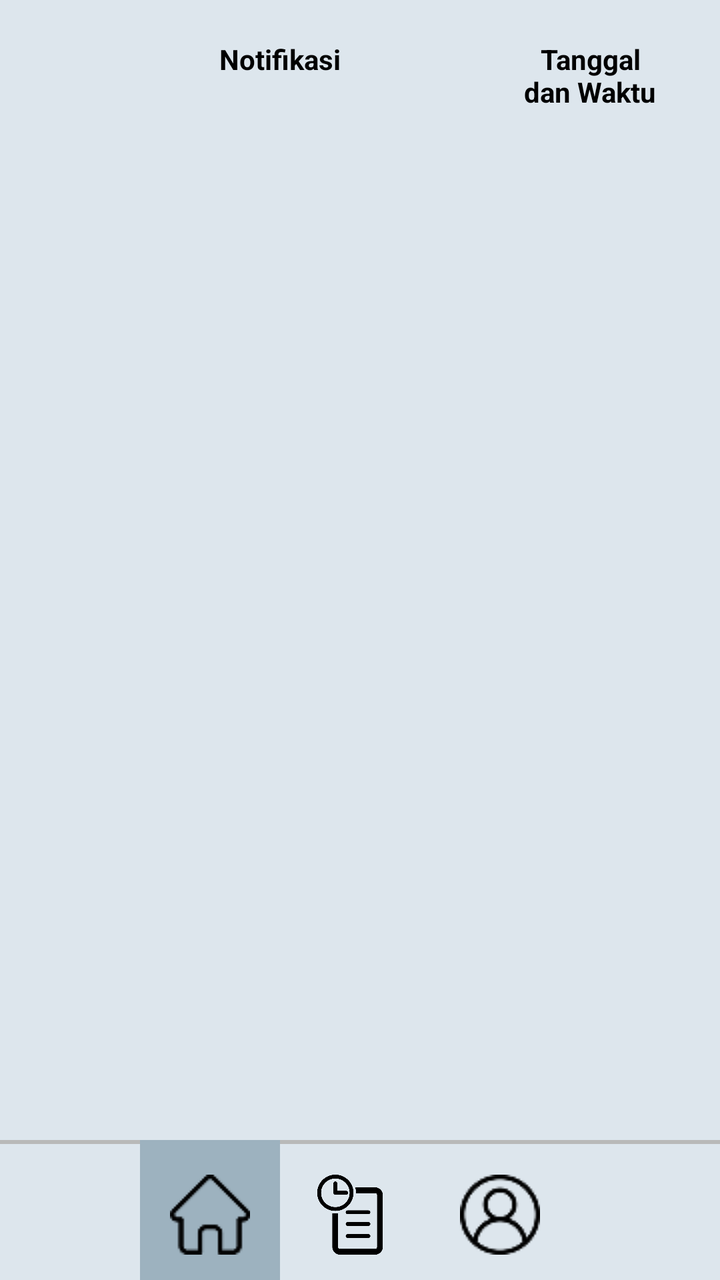
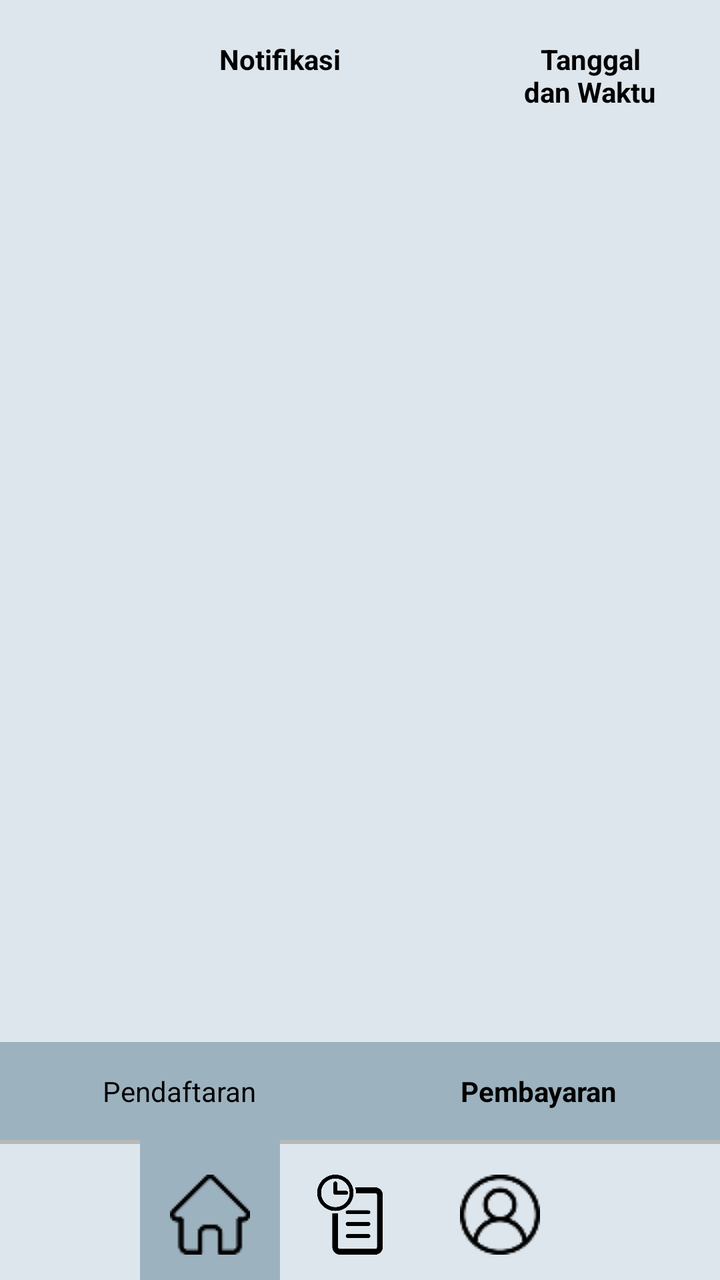

The first picture is an Android layout as it rendered before a commit; the second is the same layout after the commit. The layout source and the unified diff follow.
<!-- AndroidManifest.xml: application theme Theme.Skripsi -->
<!-- res/layout/activity_home_page_asuransi_pembayaran.xml -->
<?xml version="1.0" encoding="utf-8"?>
<RelativeLayout xmlns:android="http://schemas.android.com/apk/res/android"
    xmlns:app="http://schemas.android.com/apk/res-auto"
    xmlns:tools="http://schemas.android.com/tools"
    android:id="@+id/main"
    android:layout_width="match_parent"
    android:layout_height="match_parent"
    tools:context=".HomePageAsuransiPembayaran"
    android:background="#DDE6ED">

    <LinearLayout
        android:layout_width="match_parent"
        android:layout_height="wrap_content"
        android:orientation="horizontal"
        android:paddingHorizontal="30dp"
        android:paddingVertical="20dp"
        android:id="@+id/info"
        >

        <TextView
            android:layout_width="match_parent"
            android:layout_height="wrap_content"
            android:layout_weight="1"
            android:textColor="@color/black"
            android:layout_marginRight="5dp"
            android:text="@string/notifikasi"
            android:textAlignment="center"
            android:textStyle="bold"
            />

        <TextView
            android:layout_width="match_parent"
            android:layout_height="wrap_content"
            android:layout_weight="3"
            android:textColor="@color/black"
            android:layout_marginLeft="5dp"
            android:text="@string/waktu"
            android:textAlignment="center"
            android:textStyle="bold"
            />

    </LinearLayout>


    <androidx.recyclerview.widget.RecyclerView
        android:layout_width="match_parent"
        android:layout_height="wrap_content"
        android:id="@+id/rvView"
        android:layout_below="@+id/info"
        />

    <LinearLayout
        android:layout_width="match_parent"
        android:layout_height="wrap_content"
        android:orientation="horizontal"
        android:layout_above="@+id/footer"
        android:background="#9DB2BF"
        android:id="@+id/pilihan"
        android:visibility="gone">

        <TextView
            android:layout_width="wrap_content"
            android:layout_height="wrap_content"
            android:text="@string/pendaftaran"
            android:textColor="@color/black"
            android:layout_marginVertical="10dp"
            android:layout_weight="1"
            android:padding="5dp"
            android:id="@+id/pendaftaran"
            android:textAlignment="center"
            android:textStyle="bold"
            />


        <TextView
            android:layout_width="wrap_content"
            android:layout_height="wrap_content"
            android:text="@string/pembayaran"
            android:textColor="@color/black"
            android:padding="5dp"
            android:layout_marginVertical="10dp"
            android:id="@+id/pembayaran"
            android:layout_weight="1"
            android:textAlignment="center"
            android:textStyle="bold"
            />
    </LinearLayout>

    
    <RelativeLayout
        android:layout_width="match_parent"
        android:layout_height="70dp"
        android:layout_alignParentBottom="true"
        android:gravity="center"
        android:background="@drawable/footer"
        android:id="@+id/footer"
        >


        <LinearLayout
            android:layout_width="wrap_content"
            android:layout_height="match_parent"
            android:orientation="horizontal"
            >

            <LinearLayout
                android:layout_width="wrap_content"
                android:layout_height="match_parent"
                android:background="#9DB2BF"
                android:gravity="center"
                android:orientation="vertical"
                android:paddingHorizontal="15dp">

                <androidx.appcompat.widget.AppCompatButton
                    android:layout_width="40dp"
                    android:layout_height="40dp"
                    android:background="@drawable/home"
                    android:id="@+id/btnHome"
                    />
            </LinearLayout>

            <LinearLayout
                android:layout_width="wrap_content"
                android:layout_height="match_parent"
                android:gravity="center"
                android:orientation="vertical"
                android:paddingHorizontal="15dp">

                <androidx.appcompat.widget.AppCompatButton
                    android:layout_width="40dp"
                    android:layout_height="40dp"
                    android:background="@drawable/history_asuransi"
                    android:id="@+id/btnHistory"
                    />
            </LinearLayout>


            <LinearLayout
                android:layout_width="wrap_content"
                android:layout_height="match_parent"
                android:baselineAligned="false"
                android:gravity="center"
                android:orientation="vertical"
                android:paddingHorizontal="20dp">

                <androidx.appcompat.widget.AppCompatButton
                    android:layout_width="40dp"
                    android:layout_height="40dp"
                    android:background="@drawable/profile"
                    android:id="@+id/btnProfile"
                    />

            </LinearLayout>


        </LinearLayout>



    </RelativeLayout>

</RelativeLayout>
<!-- resources referenced by this layout -->
<resources>
  <color name="black">#FF000000</color>
  <!-- drawable footer (drawable) -->
  <?xml version="1.0" encoding="utf-8"?>
  <inset xmlns:android="http://schemas.android.com/apk/res/android"
      android:insetRight="-5dp"
      android:insetBottom="-5dp"
      android:insetLeft="-5dp">
  
      <shape android:shape="rectangle" android:thickness="2dp" >
          <stroke
              android:width="2dp"
              android:color="#b8b9b9" />
          <solid android:color="#DDE6ED" />
      </shape>
  </inset>
  <!-- drawable history_asuransi: png bitmap (drawable, 7713 bytes) -->
  <!-- drawable home: png bitmap (drawable, 692 bytes) -->
  <!-- drawable profile: png bitmap (drawable, 1238 bytes) -->
  <string name="notifikasi">Notifikasi</string>
  <string name="pembayaran">Pembayaran</string>
  <string name="pendaftaran">Pendaftaran</string>
  <string name="waktu">Tanggal dan Waktu</string>
  <style name="Theme.Skripsi" parent="Theme.MaterialComponents.DayNight.DarkActionBar">
          
          <item name="colorPrimary">@color/purple_500</item>
          <item name="colorPrimaryVariant">@color/purple_700</item>
          <item name="colorOnPrimary">@color/white</item>
          
          <item name="colorSecondary">@color/teal_200</item>
          <item name="colorSecondaryVariant">@color/teal_700</item>
          <item name="colorOnSecondary">@color/black</item>
          
          <item name="android:statusBarColor">?attr/colorPrimaryVariant</item>
          
      </style>
  <color name="purple_500">#FF6200EE</color>
  <color name="purple_700">#FF3700B3</color>
  <color name="white">#FFFFFFFF</color>
  <color name="teal_200">#FF03DAC5</color>
  <color name="teal_700">#FF018786</color>
</resources>

<!-- the commit's change to res/layout/activity_home_page_asuransi_pembayaran.xml (unified diff, before → after) -->
@@ -42,12 +42,22 @@
     </LinearLayout>
 
 
-    <androidx.recyclerview.widget.RecyclerView
+    <LinearLayout
         android:layout_width="match_parent"
         android:layout_height="wrap_content"
-        android:id="@+id/rvView"
+        android:orientation="vertical"
+        android:paddingHorizontal="16dp"
+        android:paddingTop="12dp"
+        android:paddingBottom="12dp"
         android:layout_below="@+id/info"
-        />
+        >
+        <androidx.recyclerview.widget.RecyclerView
+            android:layout_width="match_parent"
+            android:layout_height="wrap_content"
+            android:id="@+id/rvView"
+            android:layout_below="@+id/info"
+            />
+    </LinearLayout>
 
     <LinearLayout
         android:layout_width="match_parent"
@@ -56,7 +66,7 @@
         android:layout_above="@+id/footer"
         android:background="#9DB2BF"
         android:id="@+id/pilihan"
-        android:visibility="gone">
+        >
 
         <TextView
             android:layout_width="wrap_content"
@@ -68,7 +78,7 @@
             android:padding="5dp"
             android:id="@+id/pendaftaran"
             android:textAlignment="center"
-            android:textStyle="bold"
+
             />
 
 
